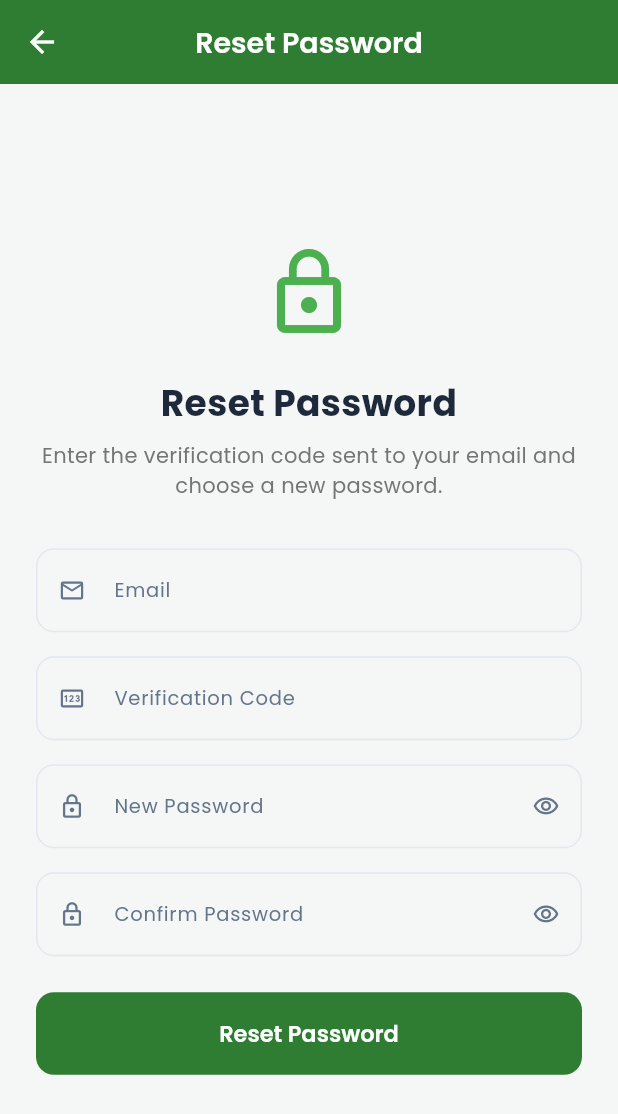
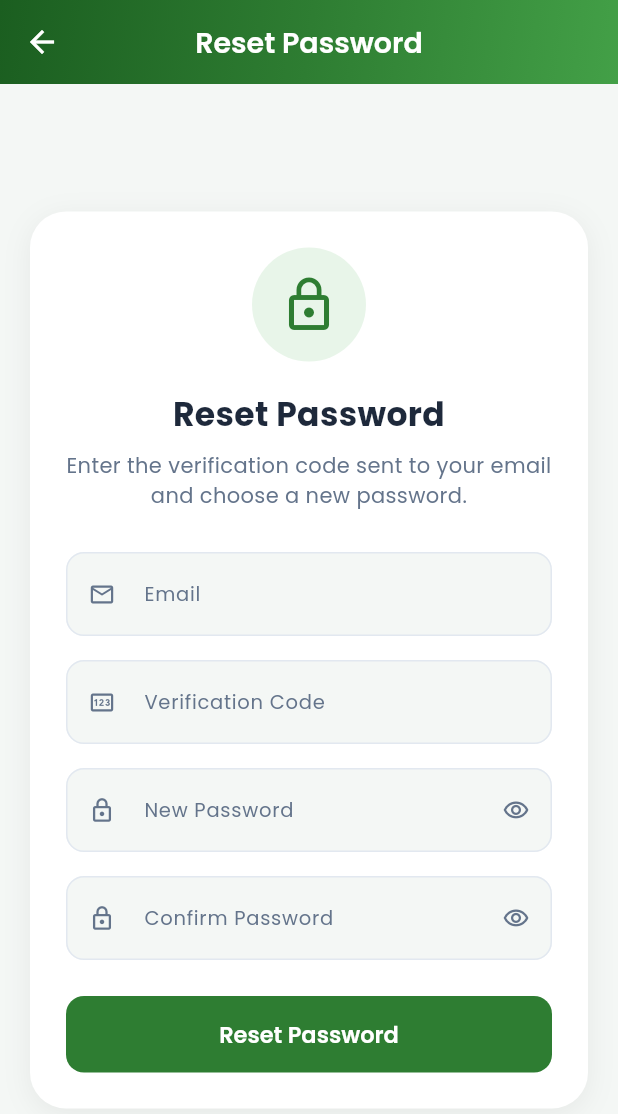
Before and after one commit to DevKonneh/lacra-eudr-mobile, a Flutter app: the ResetPasswordScreen screen opened by its route, on a phone screen of 412 x 824 dp. Shown: the top 1114 px of the screen. Run offline on Flutter 3.47's test engine with Material 3 defaults, Android fonts, the phone set to English and light mode, and no system bars; our stand-ins replace connectivity_plus, file_picker, flutter_secure_storage, geolocator, google_fonts, google_maps_flutter and 3 more; missing offline and left inert: mobile_scanner; accounts and stored records are empty.

Commit message:
Redesign UI: apply design system to Create Inspector, Reset Password, Farmer Registry wizard
- Create Inspector: gradient AppBar, elevated card form, AppTheme tokens
- Reset Password: gradient AppBar, elevated card form (both code-entry and success states)
- Farmer Registry wizard: AppTheme tokens across mapping step, step indicator (mobile pill row + desktop sidebar), bottom nav buttons (OutlinedButton for Back)
All business/validation/submission logic unchanged.

```diff
--- a/lib/screens/reset_password_screen.dart
+++ b/lib/screens/reset_password_screen.dart
@@ -1,6 +1,7 @@
 import 'package:flutter/material.dart';
 import '../routes/app_routes.dart';
 import '../services/auth_service.dart';
+import '../theme/app_theme.dart';
 
 class ResetPasswordScreen extends StatefulWidget {
   /// Email address the verification code was sent to (from ForgotPasswordScreen).
@@ -75,42 +76,67 @@ class _ResetPasswordScreenState extends State<ResetPasswordScreen> {
     }
   }
 
+  Widget _iconBadge(IconData icon, {Color? bg, Color? fg}) {
+    return Container(
+      padding: const EdgeInsets.all(18),
+      decoration: BoxDecoration(
+        color: bg ?? AppTheme.paleGreen,
+        shape: BoxShape.circle,
+      ),
+      child: Icon(icon, size: 40, color: fg ?? AppTheme.primaryGreen),
+    );
+  }
+
   @override
   Widget build(BuildContext context) {
     return Scaffold(
-      appBar: AppBar(title: const Text('Reset Password')),
+      backgroundColor: AppTheme.background,
+      appBar: AppBar(
+        title: const Text('Reset Password'),
+        flexibleSpace: Container(
+          decoration: const BoxDecoration(gradient: AppTheme.primaryGradient),
+        ),
+      ),
       body: SafeArea(
         child: Center(
           child: SingleChildScrollView(
-            padding: const EdgeInsets.all(24.0),
+            padding: const EdgeInsets.all(20.0),
+            child: Container(
+              padding: const EdgeInsets.all(24),
+              decoration: BoxDecoration(
+                color: AppTheme.surface,
+                borderRadius: BorderRadius.circular(AppTheme.radiusXl),
+                boxShadow: AppTheme.cardShadow,
+              ),
               child: Form(
                 key: _formKey,
                 child: Column(
-                mainAxisAlignment: MainAxisAlignment.center,
+                  mainAxisSize: MainAxisSize.min,
                   crossAxisAlignment: CrossAxisAlignment.stretch,
                   children: [
                     if (!_passwordReset) ...[
-                    const Icon(
-                      Icons.lock_outline,
-                      size: 64,
-                      color: Color(0xFF4CAF50),
-                    ),
-                    const SizedBox(height: 24),
+                      Center(child: _iconBadge(Icons.lock_outline)),
+                      const SizedBox(height: 20),
                       const Text(
                         'Reset Password',
                         style: TextStyle(
-                        fontSize: 24,
+                          fontSize: 22,
                           fontWeight: FontWeight.bold,
+                          color: AppTheme.textPrimary,
                         ),
                         textAlign: TextAlign.center,
                       ),
                       const SizedBox(height: 8),
                       const Text(
-                      'Enter the verification code sent to your email and choose a new password.',
-                      style: TextStyle(fontSize: 14, color: Color(0xFF757575)),
+                        'Enter the verification code sent to your email and '
+                        'choose a new password.',
+                        style: TextStyle(
+                          fontSize: 14,
+                          color: AppTheme.textSecondary,
+                        ),
                         textAlign: TextAlign.center,
                       ),
-                    const SizedBox(height: 32),
+                      const SizedBox(height: 28),
 
                       // Email Field
                       TextFormField(
@@ -229,21 +255,27 @@ class _ResetPasswordScreenState extends State<ResetPasswordScreen> {
                           padding: const EdgeInsets.all(12),
                           margin: const EdgeInsets.only(bottom: 16),
                           decoration: BoxDecoration(
-                          color: Colors.red.shade50,
-                          borderRadius: BorderRadius.circular(8),
-                          border: Border.all(color: Colors.red.shade200),
+                            color: AppTheme.dangerBg,
+                            borderRadius: BorderRadius.circular(
+                              AppTheme.radiusMd,
+                            ),
+                            border: Border.all(
+                              color: AppTheme.danger.withValues(alpha: 0.3),
+                            ),
                           ),
                           child: Row(
                             children: [
-                            Icon(
+                              const Icon(
                                 Icons.error_outline,
-                              color: Colors.red.shade700,
+                                color: AppTheme.danger,
                               ),
                               const SizedBox(width: 8),
                               Expanded(
                                 child: Text(
                                   _errorMessage!,
-                                style: TextStyle(color: Colors.red.shade700),
+                                  style: const TextStyle(
+                                    color: AppTheme.danger,
+                                  ),
                                 ),
                               ),
                             ],
@@ -253,9 +285,6 @@ class _ResetPasswordScreenState extends State<ResetPasswordScreen> {
                       // Reset Button
                       ElevatedButton(
                         onPressed: _isLoading ? null : _handleResetPassword,
-                      style: ElevatedButton.styleFrom(
-                        padding: const EdgeInsets.symmetric(vertical: 16),
-                      ),
                         child: _isLoading
                             ? const SizedBox(
                                 height: 20,
@@ -270,27 +299,34 @@ class _ResetPasswordScreenState extends State<ResetPasswordScreen> {
                             : const Text('Reset Password'),
                       ),
                     ] else ...[
-                    const Icon(
+                      Center(
+                        child: _iconBadge(
                           Icons.check_circle,
-                      size: 64,
-                      color: Color(0xFF4CAF50),
+                          bg: AppTheme.successBg,
+                          fg: AppTheme.success,
                         ),
-                    const SizedBox(height: 24),
+                      ),
+                      const SizedBox(height: 20),
                       const Text(
                         'Password Reset!',
                         style: TextStyle(
-                        fontSize: 24,
+                          fontSize: 22,
                           fontWeight: FontWeight.bold,
+                          color: AppTheme.textPrimary,
                         ),
                         textAlign: TextAlign.center,
                       ),
                       const SizedBox(height: 8),
                       const Text(
-                      'Your password has been successfully reset. You can now login with your new password.',
-                      style: TextStyle(fontSize: 14, color: Color(0xFF757575)),
+                        'Your password has been successfully reset. You can '
+                        'now login with your new password.',
+                        style: TextStyle(
+                          fontSize: 14,
+                          color: AppTheme.textSecondary,
+                        ),
                         textAlign: TextAlign.center,
                       ),
-                    const SizedBox(height: 32),
+                      const SizedBox(height: 28),
                       ElevatedButton(
                         onPressed: () {
                           Navigator.of(
@@ -306,6 +342,7 @@ class _ResetPasswordScreenState extends State<ResetPasswordScreen> {
             ),
           ),
         ),
+      ),
     );
   }
 }
```
Also changed, not shown: lib/screens/create_inspector_screen.dart (+62 -25 lines), lib/screens/farmer_registry_screen.dart (+65 -68 lines). Lines whose indentation alone changed are shown as unchanged.
